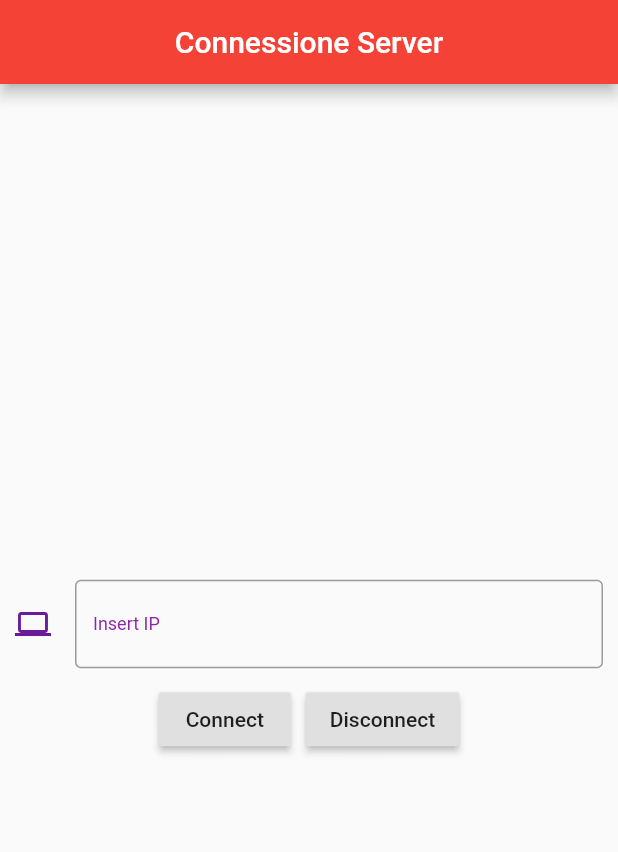
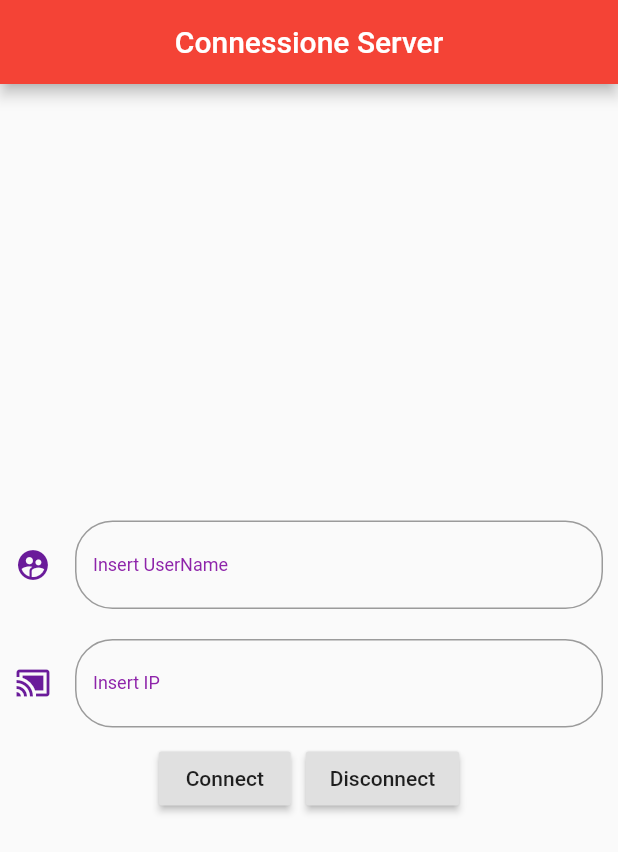
Before and after one commit to enrik-rucaj/Flutter-Applications, a Flutter app: the screen it shows after launch, on a phone screen of 412 x 824 dp. Shown: the top 852 px of the screen. Run offline on Flutter 3.47's test engine with Material 2 defaults, Android fonts, the phone set to English and light mode, and no system bars; statements that could not run were skipped.

Commit message:
[chatroom] aggiunti nome del scrivente

```diff
--- a/chatroom/client/lib/globals.dart
+++ b/chatroom/client/lib/globals.dart
@@ -1,7 +1,10 @@
 library client.globals;
 import 'dart:io';
+import 'package:flutter/material.dart';
 
 
 Socket client;
 List<String> messaggi = [];
+List<String> userNames = [];
 List<bool> mioMessaggio = [];
+TextEditingController userName  = TextEditingController();
--- a/chatroom/client/lib/main.dart
+++ b/chatroom/client/lib/main.dart
@@ -20,24 +20,37 @@ class Client extends StatefulWidget {
 class _ClientState extends State<Client> {
   TextEditingController _ip = TextEditingController();
   Icon _ipIcon;
+  Icon _userIcon;
 
   void connect() async{
       try {
+        if((globals.userName.text.length < 1) || (globals.userName.text.length > 10)){
+          setState(() {
+            _userIcon = Icon(Icons.close, color: Colors.red);
+          });
+        }
+        else{
+          setState(() {
+            _userIcon = Icon(Icons.done, color: Colors.green);
+          });
           globals.client = await Socket.connect(_ip.text, 3000);
           print("connesso");
           setState(() {
             _ipIcon = Icon(Icons.done, color: Colors.green);
+            globals.client.write(globals.userName.text);
           });
 
           Navigator.push(
             context,
             new MaterialPageRoute(builder: (context) => Client2()),
           );
+        }
       } catch (e) {
         setState(() {
           _ipIcon = Icon(Icons.close, color: Colors.red);
         });
       }
+
   }
 
   void disconnect() {
@@ -45,7 +58,10 @@ class _ClientState extends State<Client> {
     setState(() {
       globals.messaggi.clear();
       globals.mioMessaggio.clear();
+      globals.userNames.clear();
+      _userIcon = null;
       _ipIcon = null;
+      globals.userName.clear();
       _ip.clear();
     });
 
@@ -64,14 +80,36 @@ class _ClientState extends State<Client> {
           child: Column(
             children: <Widget>[
               Padding(
+                padding: EdgeInsets.all(10.0),
+                child: TextField(
+                  controller: globals.userName,
+                  decoration: InputDecoration(
+                    icon: Icon(Icons.supervised_user_circle,
+                      color: Colors.purple[800],
+                    ),
+                    border: OutlineInputBorder(
+                      borderRadius: BorderRadius.circular(25.0)
+                    ),
+                    labelText: "Insert UserName",
+                    labelStyle: TextStyle(
+                      fontSize: 12.0,
+                      color: Colors.purple[600]
+                    ),
+                    suffixIcon: _userIcon,
+                  ),
+                ),
+              ),
+              Padding(
                 padding: const EdgeInsets.all(10.0),
                 child: TextField(
                   controller: _ip,
                   decoration: InputDecoration(
-                    icon: Icon(Icons.computer,
+                    icon: Icon(Icons.cast_connected,
                       color: Colors.purple[800],
                     ),
-                    border: OutlineInputBorder(),
+                    border: OutlineInputBorder(
+                      borderRadius: BorderRadius.circular(25.0)
+                    ),
                     labelText: "Insert IP",
                     labelStyle: TextStyle(
                       fontSize: 12.0,
```
Also changed, not shown: chatroom/client/lib/secondScreen.dart (+74 -31 lines), chatroom/server_chat_room/lib/main.dart (+32 -21 lines). Lines whose indentation alone changed are shown as unchanged.
